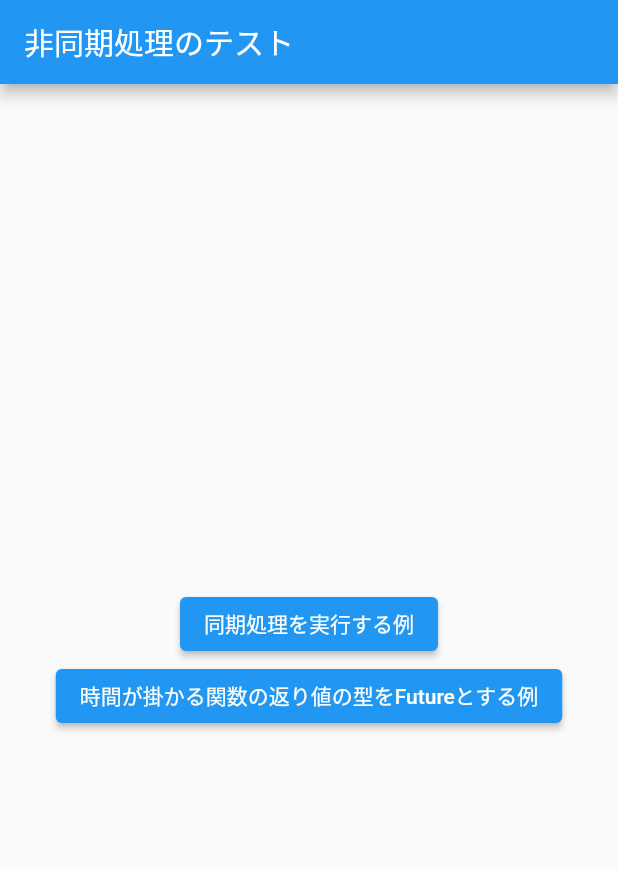
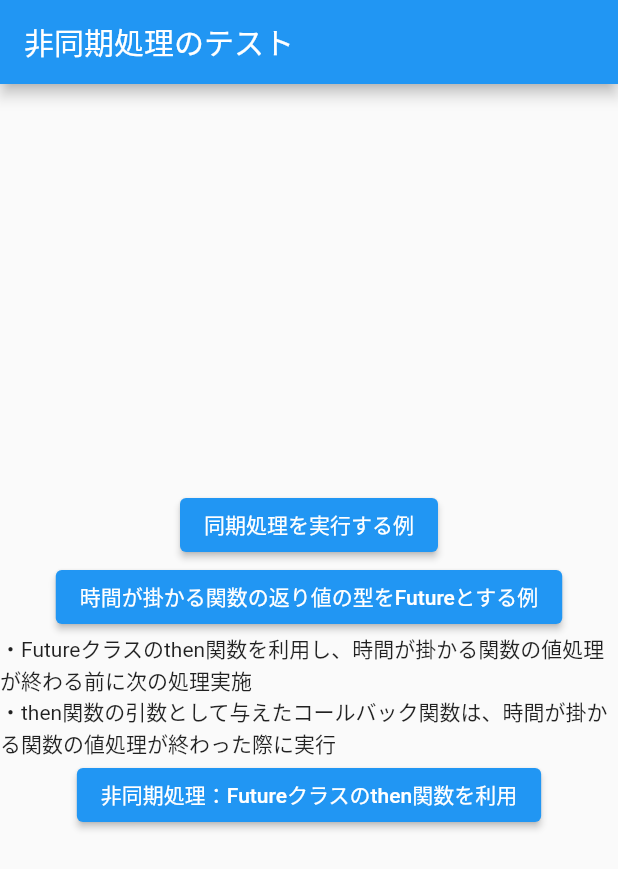
Before and after one commit to ryo0213/flutter_verification, a Flutter app: the screen it shows after launch, on a phone screen of 412 x 824 dp. Shown: the top 869 px of the screen. Run offline on Flutter 3.47's test engine with Material 2 defaults, Android fonts, the phone set to English and light mode, and no system bars.

Commit message:
非同期処理：Futureクラスのthen関数を利用する例追加

```diff
--- a/lib/main.dart
+++ b/lib/main.dart
@@ -58,6 +58,18 @@ class _MyHomePageState extends State<MyHomePage> {
               },
               child: const Text('時間が掛かる関数の返り値の型をFutureとする例'),
             ),
+
+            Text('・Futureクラスのthen関数を利用し、時間が掛かる関数の値処理が終わる前に次の処理実施'),
+            Text('・then関数の引数として与えたコールバック関数は、時間が掛かる関数の値処理が終わった際に実行'),
+            ElevatedButton(
+              onPressed: () {
+                final docs = FutureExample.pickAllDocuments();
+                docs.then((value) => print(value));
+                // print(docs);
+                print('next....');
+              },
+              child: const Text('非同期処理：Futureクラスのthen関数を利用'),
+            ),
           ],
         ),
       ),
```
